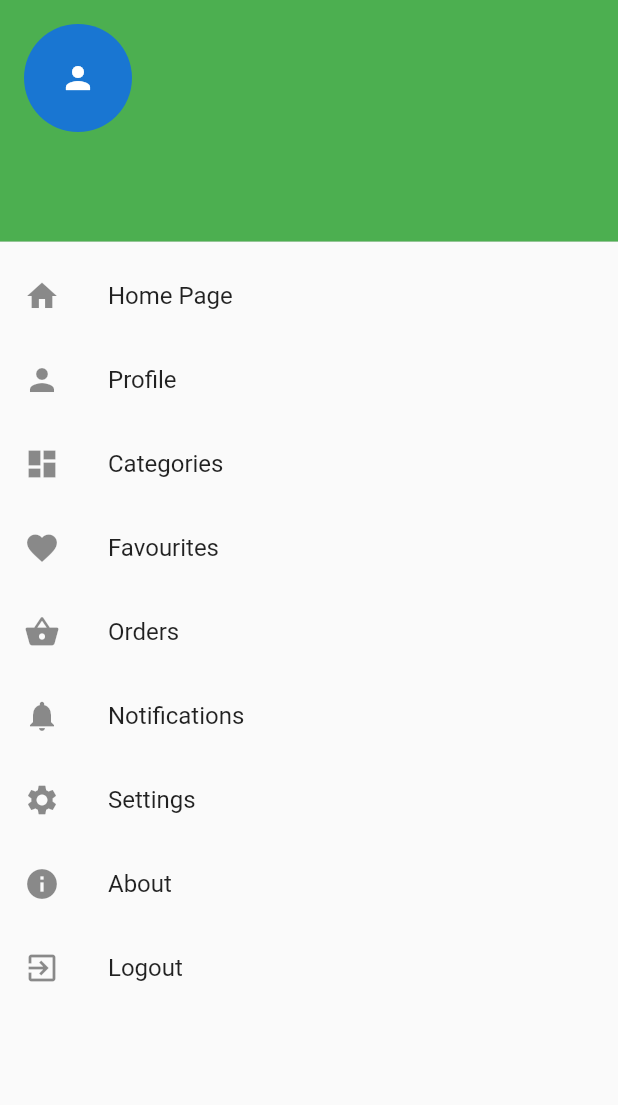
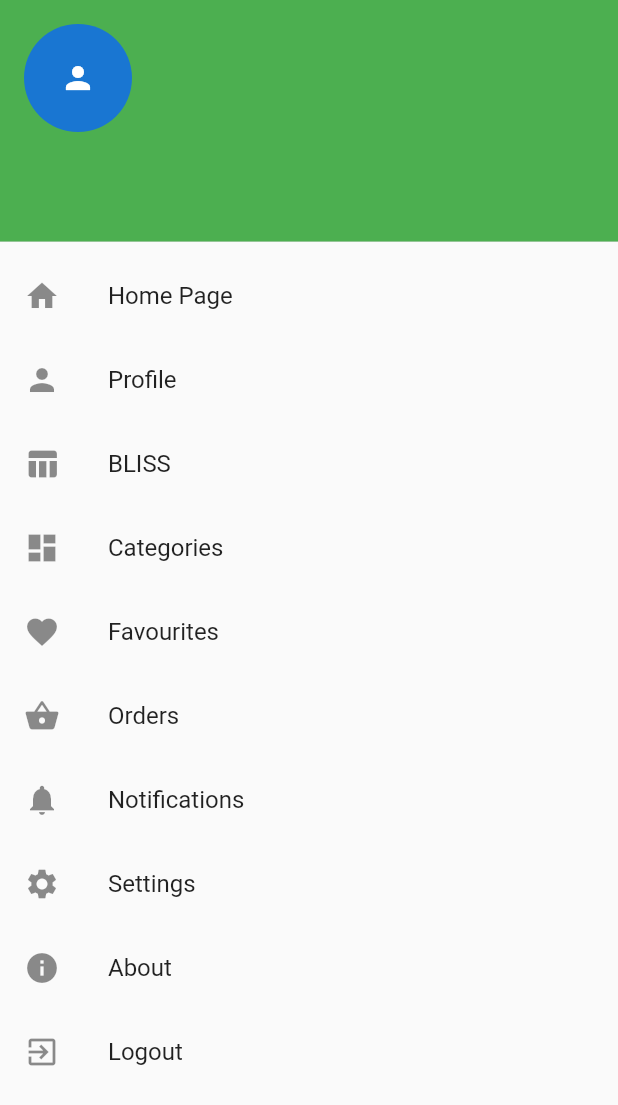
Before and after one commit to Ramya-B/Flutter-Mobile-App, a Flutter app: the CustomDrawer screen opened directly, on a phone screen of 412 x 824 dp. Shown: the top 1105 px of the screen. Run offline on Flutter 3.47's test engine with Material 2 defaults, Android fonts, the phone set to English and light mode, and no system bars; our stand-ins replace shared_preferences, webview_flutter; missing offline and left inert: client_cookie, mongo_dart; accounts and stored records are empty.

```diff
--- a/mobile_samples/lib/components/CustomDrawer.dart
+++ b/mobile_samples/lib/components/CustomDrawer.dart
@@ -12,6 +12,7 @@ import 'package:tradeleaves/components/orders/orders.dart';
 import 'package:tradeleaves/components/products/ProductsList.dart';
 import 'package:tradeleaves/components/About/about.dart';
 import 'package:tradeleaves/components/Settings/setting.dart';
+import 'package:tradeleaves/components/webpage/mywebview.dart';
 
 class CustomDrawer extends StatefulWidget {
   @override
@@ -103,6 +104,14 @@ class _CustomDrawerState extends State<CustomDrawer> {
           ):Container(),
           InkWell(
             onTap: () => Navigator.of(context).push(
+                new MaterialPageRoute(builder: (BuildContext context) => new MyWebView(selectedUrl: "https://www.tradeleaves.com/"))),
+            child: new ListTile(
+              title: Text('BLISS'),
+              leading: Icon(Icons.table_chart),
+            ),
+          ),
+          InkWell(
+            onTap: () => Navigator.of(context).push(
                 new MaterialPageRoute(builder: (context) => new Categories())),
             child: new ListTile(
               title: Text('Categories'),
--- a/mobile_samples/pubspec.yaml
+++ b/mobile_samples/pubspec.yaml
@@ -26,6 +26,7 @@ dependencies:
   mongo_dart_query: ^0.4.1
   shared_preferences: ^0.5.6+1
   flappy_search_bar: 1.4.1
+  webview_flutter: ^0.3.14+1
 
 
   # The following adds the Cupertino Icons font to your application.
```
Also changed, not shown: mobile_samples/lib/components/webpage/mywebview.dart (added, +30 -0 lines), mobile_samples/pubspec.lock.
